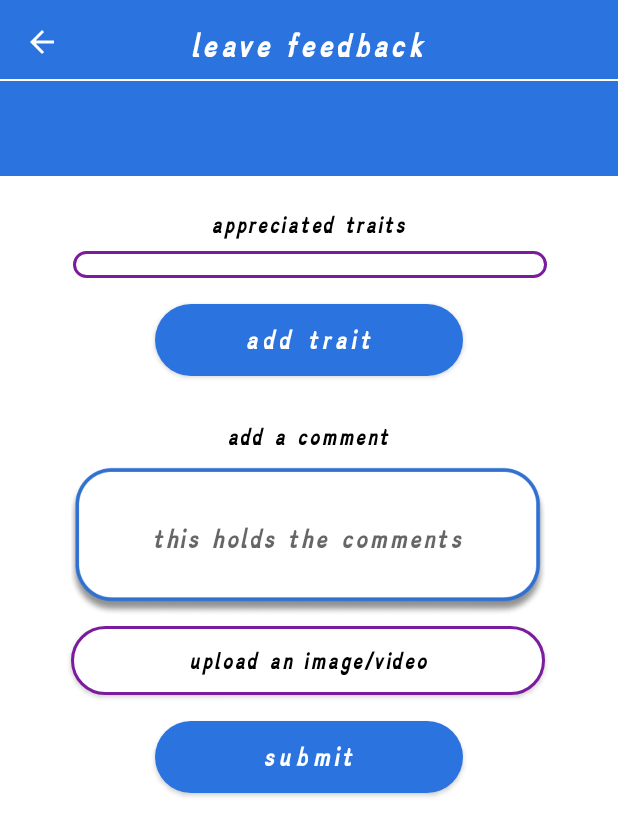
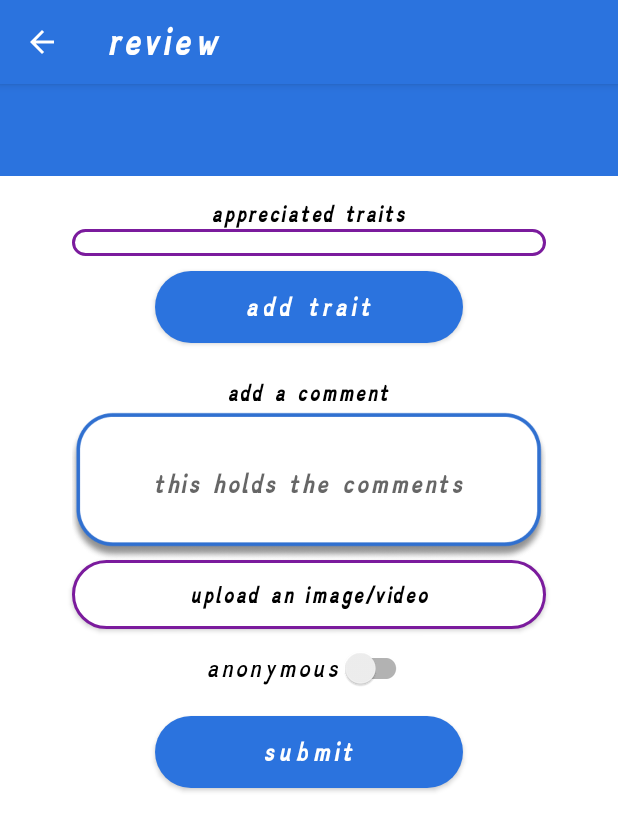
Before and after one commit to connor-kilgore/welcomed, an Android app: the ReviewActivity screen opened directly, with no data from a screen before it, on a phone screen of 412 x 824 dp. Shown: the top 836 px of the screen. Run offline under Robolectric (Android 15) with nearby library versions, the phone set to English and light mode, and no system bars; our stand-ins replace Firebase (no records; nobody signed in at launch, a user with empty details on screens opened directly), FlexboxLayout; 7 statements that could not run were skipped.

Commit message:
minor fixes.

```diff
--- a/app/src/main/java/org/welcomedhere/welcomed/MapsActivity.java
+++ b/app/src/main/java/org/welcomedhere/welcomed/MapsActivity.java
@@ -110,7 +110,7 @@ public class MapsActivity extends AppCompatActivity implements BottomNavigationV
         setSupportActionBar(toolbar);
         getSupportActionBar().setDisplayHomeAsUpEnabled(true);
         TextView title = findViewById(R.id.title);
-        title.setText("profile");
+        title.setText("map");
 
         setRequestedOrientation(ActivityInfo.SCREEN_ORIENTATION_PORTRAIT);
 
--- a/app/src/main/java/org/welcomedhere/welcomed/ReviewActivity.java
+++ b/app/src/main/java/org/welcomedhere/welcomed/ReviewActivity.java
@@ -1,7 +1,7 @@
 package org.welcomedhere.welcomed;
 
 import androidx.appcompat.app.AppCompatActivity;
-import androidx.core.content.ContextCompat;
+import androidx.appcompat.widget.Toolbar;
 
 import android.app.Dialog;
 import android.content.Intent;
@@ -21,7 +21,6 @@ import android.widget.ListView;
 import android.widget.TextView;
 
 import com.google.android.flexbox.FlexboxLayout;
-import com.google.android.material.appbar.MaterialToolbar;
 
 import org.welcomedhere.welcomed.data.ProfileManager;
 import org.welcomedhere.welcomed.models.ReviewModel;
@@ -47,8 +46,12 @@ public class ReviewActivity extends AppCompatActivity {
         super.onCreate(savedInstanceState);
         setContentView(R.layout.activity_feedback);
 
-        MaterialToolbar toolbar = findViewById(R.id.materialToolbar_maps2);
+        // set top toolbar properties
+        Toolbar toolbar = findViewById(R.id.toolbar);
         setSupportActionBar(toolbar);
+        getSupportActionBar().setDisplayHomeAsUpEnabled(true);
+        TextView title = findViewById(R.id.title);
+        title.setText("review");
 
         if (getSupportActionBar() != null) {
             getSupportActionBar().setDisplayHomeAsUpEnabled(true);
--- a/app/src/main/res/layout/activity_feedback.xml
+++ b/app/src/main/res/layout/activity_feedback.xml
@@ -1,5 +1,6 @@
 <?xml version="1.0" encoding="utf-8"?>
-<ScrollView xmlns:android="http://schemas.android.com/apk/res/android"
+<RelativeLayout
+    xmlns:android="http://schemas.android.com/apk/res/android"
     xmlns:app="http://schemas.android.com/apk/res-auto"
     xmlns:tools="http://schemas.android.com/tools"
     android:layout_width="match_parent"
@@ -7,10 +8,94 @@
     android:fillViewport="true"
     tools:context=".ProfileActivity">
 
-    <androidx.constraintlayout.widget.ConstraintLayout
+    <include layout="@layout/toolbar"/>
+
+    <ScrollView
         android:layout_width="match_parent"
         android:layout_height="wrap_content">
 
+        <RelativeLayout
+            android:id="@+id/photo_and_name"
+            android:layout_width="match_parent"
+            android:layout_height="wrap_content">
+
+            <com.google.android.material.appbar.MaterialToolbar
+                android:id="@+id/mToolbar"
+                android:layout_width="match_parent"
+                android:layout_height="117dp"
+                android:background="?attr/colorPrimary"
+                android:minHeight="?attr/actionBarSize"
+                android:theme="?attr/actionBarTheme"/>
+
+            <TextView
+                android:id="@+id/business_name"
+                android:layout_width="wrap_content"
+                android:layout_height="wrap_content"
+                android:layout_marginBottom="16dp"
+                android:fontFamily="@font/dyslexie"
+                android:text="@string/business_on"
+                android:textColor="#FFFFFF"
+                android:textSize="14sp"
+                android:layout_alignBottom="@id/mToolbar"
+                android:layout_centerHorizontal="true"/>
+
+            <TextView
+                android:id="@+id/good_criteria"
+                android:layout_width="wrap_content"
+                android:layout_height="wrap_content"
+                android:layout_marginTop="16dp"
+                android:fontFamily="@font/dyslexie"
+                android:text="@string/good_criteria"
+                android:textColor="#000000"
+                android:textSize="12sp"
+                android:textStyle="bold"
+                android:layout_below="@id/mToolbar"
+                android:layout_centerHorizontal="true"/>
+
+            <com.google.android.flexbox.FlexboxLayout
+                android:id="@+id/preferences_form"
+                android:layout_width="316dp"
+                android:layout_height="wrap_content"
+                android:background="@drawable/input_purple_outline"
+                android:fontFamily="@font/dyslexie"
+                android:inputType="none"
+                android:minHeight="48dp"
+                android:padding="10dp"
+                android:textColor="#5C5252"
+                android:textSize="14sp"
+                android:textStyle="bold"
+                app:alignContent="flex_start"
+                app:flexWrap="wrap"
+                android:layout_centerHorizontal="true"
+                android:layout_below="@id/good_criteria"/>
+
+            <Button
+                android:id="@+id/add_trait"
+                android:layout_width="205dp"
+                android:layout_height="48dp"
+                android:layout_marginTop="8dp"
+                android:background="@drawable/purple_button"
+                android:fontFamily="@font/dyslexie"
+                android:text="@string/add_trait"
+                android:textAllCaps="false"
+                android:textColor="#FFFFFF"
+                android:textSize="14sp"
+                android:textStyle="bold"
+                android:layout_centerHorizontal="true"
+                android:layout_below="@id/preferences_form"/>
+
+            <TextView
+                android:id="@+id/add_comments"
+                android:layout_width="wrap_content"
+                android:layout_height="wrap_content"
+                android:layout_marginTop="24dp"
+                android:fontFamily="@font/dyslexie"
+                android:text="@string/comment"
+                android:textColor="#000000"
+                android:textSize="12sp"
+                android:textStyle="bold"
+                android:layout_centerHorizontal="true"
+                android:layout_below="@id/add_trait"/>
 
             <EditText
                 android:id="@+id/comment_holder"
@@ -24,48 +109,8 @@
                 android:textColor="#5C5252"
                 android:textSize="14sp"
                 android:textStyle="bold"
-            app:layout_constraintEnd_toEndOf="parent"
-            app:layout_constraintHorizontal_bias="0.494"
-            app:layout_constraintStart_toStartOf="parent"
-            app:layout_constraintTop_toBottomOf="@id/add_comments"
-            app:layout_constraintBottom_toTopOf="@id/add_photo"
-            tools:layout_editor_absoluteY="214dp" />
-
-        <Button
-            android:id="@+id/add_trait"
-            android:layout_width="205dp"
-            android:layout_height="48dp"
-            android:layout_gravity="start"
-            android:layout_marginStart="8dp"
-            android:layout_marginTop="8dp"
-            android:layout_marginEnd="8dp"
-            android:background="@drawable/purple_button"
-            android:fontFamily="@font/dyslexie"
-            android:text="@string/add_trait"
-            android:textAllCaps="false"
-            android:textColor="#FFFFFF"
-            android:textSize="14sp"
-            android:textStyle="bold"
-            app:layout_constraintBottom_toTopOf="@id/add_comments"
-            app:layout_constraintEnd_toEndOf="parent"
-            app:layout_constraintStart_toStartOf="parent"
-            app:layout_constraintTop_toBottomOf="@id/preferences_form" />
-
-        <TextView
-            android:id="@+id/add_comments"
-            android:layout_width="wrap_content"
-            android:layout_height="wrap_content"
-            android:layout_marginTop="24dp"
-            android:fontFamily="@font/dyslexie"
-            android:text="@string/comment"
-            android:textColor="#000000"
-            android:textSize="12sp"
-            android:textStyle="bold"
-            app:layout_constraintBottom_toTopOf="@id/comment_holder"
-            app:layout_constraintEnd_toEndOf="parent"
-            app:layout_constraintHorizontal_bias="0.498"
-            app:layout_constraintStart_toStartOf="parent"
-            app:layout_constraintTop_toBottomOf="@id/add_trait" />
+                android:layout_centerHorizontal="true"
+                android:layout_below="@id/add_comments"/>
 
             <androidx.appcompat.widget.AppCompatButton
                 android:id="@+id/add_photo"
@@ -77,135 +122,18 @@
                 android:textColorHint="#000000"
                 android:textSize="12sp"
                 android:textStyle="bold"
-            app:layout_constraintBottom_toTopOf="@id/submit_button"
-            app:layout_constraintTop_toBottomOf="@id/comment_holder"
-            app:layout_constraintEnd_toEndOf="parent"
-            app:layout_constraintHorizontal_bias="0.494"
-            app:layout_constraintStart_toStartOf="parent"
-            tools:layout_editor_absoluteY="329dp" />
+                android:layout_centerHorizontal="true"
+                android:layout_below="@id/comment_holder"/>
 
-        <com.google.android.material.appbar.MaterialToolbar
-            android:id="@+id/materialToolbar_maps"
-            android:layout_width="412dp"
-            android:layout_height="117dp"
-            android:layout_margin="0px"
-            android:background="?attr/colorPrimary"
-            android:minHeight="?attr/actionBarSize"
-            android:theme="?attr/actionBarTheme"
-            app:layout_constraintBottom_toBottomOf="parent"
-            app:layout_constraintEnd_toEndOf="parent"
-            app:layout_constraintHorizontal_bias="1.0"
-            app:layout_constraintStart_toStartOf="parent"
-            app:layout_constraintTop_toTopOf="parent"
-            app:layout_constraintVertical_bias="0.0" />
-
-        <com.google.android.material.appbar.MaterialToolbar
-            android:id="@+id/materialToolbar_maps2"
-            android:layout_width="match_parent"
-            android:layout_height="117dp"
-            android:layout_margin="0px"
-
-            android:background="?attr/colorPrimary"
-            android:minHeight="?attr/actionBarSize"
-            android:theme="?attr/actionBarTheme"
-            app:layout_constraintBottom_toBottomOf="parent"
-            app:layout_constraintEnd_toEndOf="parent"
-            app:layout_constraintStart_toStartOf="parent"
-            app:layout_constraintTop_toTopOf="parent"
-            app:layout_constraintVertical_bias="0.0" />
-
-        <TextView
-            android:id="@+id/agree"
+            <androidx.appcompat.widget.SwitchCompat
+                android:id="@+id/toggle"
                 android:layout_width="wrap_content"
                 android:layout_height="wrap_content"
-            android:layout_marginLeft="8dp"
-            android:layout_marginTop="2dp"
-            android:layout_marginRight="8dp"
-            android:layout_marginBottom="8dp"
+                android:text="anonymous"
+                android:switchPadding = "8dp"
                 android:fontFamily="@font/dyslexie"
-            android:text="@string/leave_feedback"
-            android:textColor="#FFFFFF"
-            android:textSize="17sp"
-            android:textStyle="bold"
-            app:layout_constraintBottom_toTopOf="@+id/divider"
-            app:layout_constraintHorizontal_bias="0.497"
-            app:layout_constraintLeft_toLeftOf="parent"
-            app:layout_constraintRight_toRightOf="parent"
-            app:layout_constraintTop_toTopOf="parent"
-            app:layout_constraintVertical_bias="1.0" />
-
-        <View
-            android:id="@+id/divider"
-            android:layout_width="match_parent"
-            android:layout_height="1dp"
-            android:background="@android:color/white"
-            app:layout_constraintBottom_toBottomOf="parent"
-            app:layout_constraintHorizontal_bias="0.0"
-            app:layout_constraintLeft_toLeftOf="parent"
-            app:layout_constraintRight_toRightOf="parent"
-            app:layout_constraintTop_toTopOf="parent"
-            app:layout_constraintVertical_bias="0.064" />
-
-        <LinearLayout
-            android:layout_width="match_parent"
-            android:layout_height="wrap_content"
-            android:layout_marginTop="16dp"
-            android:gravity="center_horizontal"
-            android:orientation="horizontal"
-            android:paddingLeft="10dp"
-            android:paddingRight="10dp"
-            app:layout_constraintTop_toBottomOf="@+id/divider">
-
-            <TextView
-                android:id="@+id/business_name"
-                android:layout_width="wrap_content"
-                android:layout_height="wrap_content"
-                android:layout_marginLeft="8dp"
-                android:layout_marginRight="8dp"
-                android:fontFamily="@font/dyslexie"
-                android:text="@string/business_on"
-                android:textColor="#FFFFFF"
-                android:textSize="14sp" />
-
-        </LinearLayout>
-
-        <TextView
-            android:id="@+id/good_criteria"
-            android:layout_width="wrap_content"
-            android:layout_height="wrap_content"
-            android:layout_marginTop="16dp"
-            android:fontFamily="@font/dyslexie"
-            android:text="@string/good_criteria"
-            android:textColor="#000000"
-            android:textSize="12sp"
-            android:textStyle="bold"
-            app:layout_constraintBottom_toTopOf="@+id/preferences_form"
-            app:layout_constraintEnd_toEndOf="parent"
-            app:layout_constraintHorizontal_bias="0.498"
-            app:layout_constraintStart_toStartOf="parent"
-            app:layout_constraintTop_toBottomOf="@+id/materialToolbar_maps"
-            app:layout_constraintVertical_bias="1.0" />
-
-        <com.google.android.flexbox.FlexboxLayout
-            android:id="@+id/preferences_form"
-            android:layout_width="316dp"
-            android:layout_height="wrap_content"
-            android:background="@drawable/input_purple_outline"
-            android:fontFamily="@font/dyslexie"
-            android:gravity="center"
-            android:inputType="none"
-            android:minHeight="48dp"
-            android:padding="10dp"
-            android:textColor="#5C5252"
-            android:textSize="14sp"
-            android:textStyle="bold"
-            app:alignContent="flex_start"
-            app:flexWrap="wrap"
-            app:layout_constraintEnd_toEndOf="parent"
-            app:layout_constraintHorizontal_bias="0.505"
-            app:layout_constraintStart_toStartOf="parent"
-            app:layout_constraintBottom_toTopOf="@id/add_trait"
-            app:layout_constraintTop_toBottomOf="@+id/good_criteria" />
+                android:layout_centerHorizontal="true"
+                android:layout_below="@id/add_photo"/>
 
             <Button
                 android:id="@+id/submit_button"
@@ -223,10 +151,9 @@
                 android:textColor="#FFFFFF"
                 android:textSize="14sp"
                 android:textStyle="bold"
-            app:layout_constraintBottom_toBottomOf="parent"
-            app:layout_constraintEnd_toEndOf="parent"
-            app:layout_constraintStart_toStartOf="parent"
-            app:layout_constraintTop_toBottomOf="@id/add_photo" />
+                android:layout_centerHorizontal="true"
+                android:layout_below="@id/toggle"/>
 
-    </androidx.constraintlayout.widget.ConstraintLayout>
+        </RelativeLayout>
     </ScrollView>
+</RelativeLayout>
```
Lines whose indentation alone changed are shown as unchanged.
